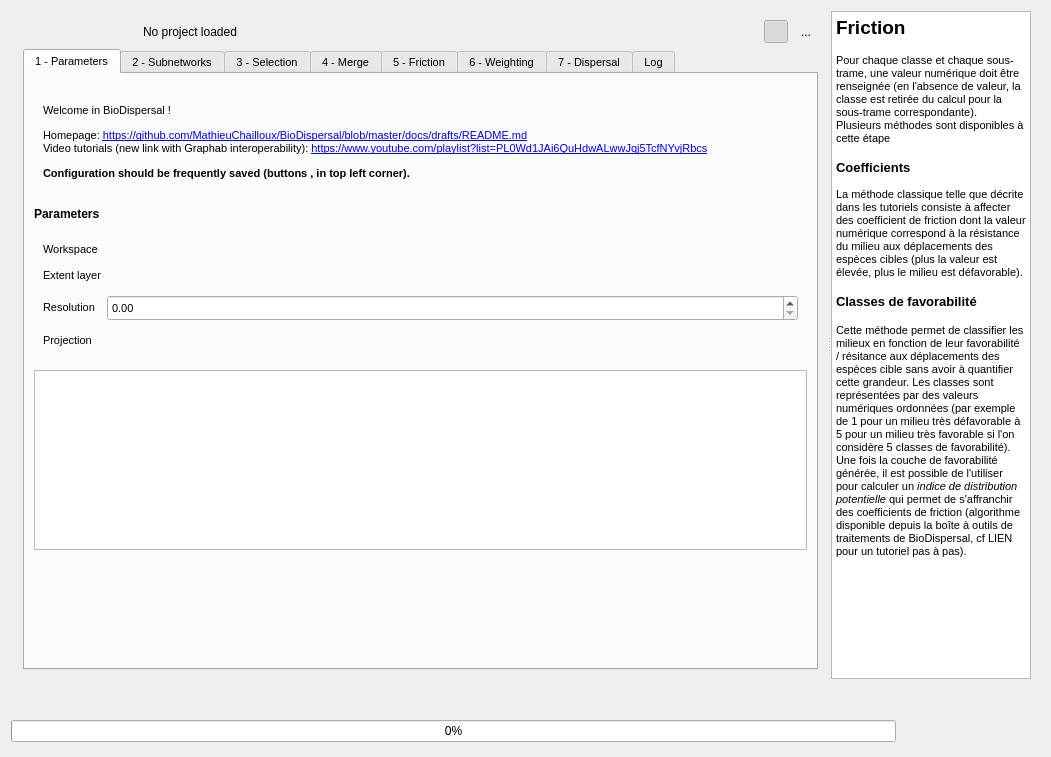
Old version of the form BioDispersal_dialog_base.ui in the repository MathieuChailloux/BioDispersal.
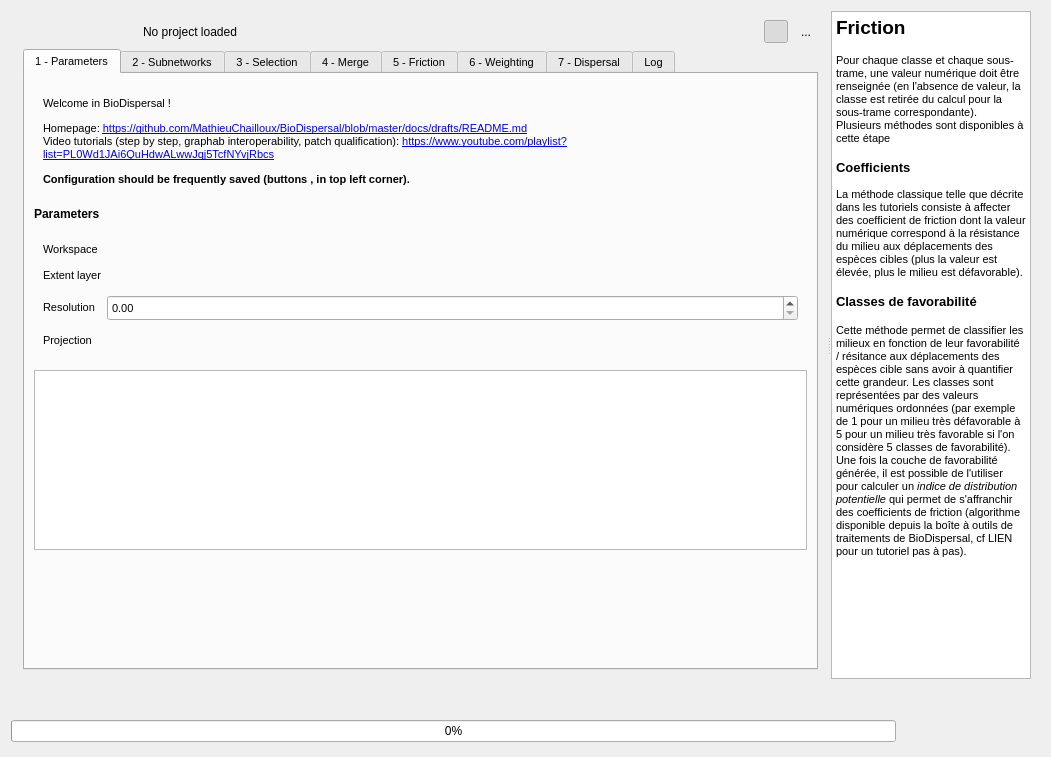
New version of the form. Icons and pictures are not drawn. Custom widgets are drawn as their Qt base class.

Commit message: Add add links to doc

Diff of the .ui file:
```diff
--- a/BioDispersal_dialog_base.ui
+++ b/BioDispersal_dialog_base.ui
@@ -176,8 +176,8 @@
            <rect>
             <x>0</x>
             <y>0</y>
-            <width>809</width>
-            <height>667</height>
+            <width>816</width>
+            <height>672</height>
            </rect>
           </property>
           <property name="sizePolicy">
@@ -422,7 +422,7 @@
                      </font>
                     </property>
                     <property name="text">
-                     <string>&lt;html&gt;&lt;head/&gt;&lt;body&gt;&lt;p&gt;Welcome in BioDispersal !&lt;/p&gt;&lt;p&gt;Homepage: &lt;a href=&quot;https://github.com/MathieuChailloux/BioDispersal/blob/master/docs/drafts/README.md&quot;&gt;&lt;span style=&quot; text-decoration: underline; color:#0000ff;&quot;&gt;https://github.com/MathieuChailloux/BioDispersal/blob/master/docs/drafts/README.md&lt;/span&gt;&lt;/a&gt;&lt;br/&gt;Video tutorials (new link with Graphab interoperability): &lt;a href=&quot;https://www.youtube.com/playlist?list=PLh9oFe6PuPCXgsR9DAxP9uyhp9BEu8X3c&quot;&gt;&lt;span style=&quot; text-decoration: underline; color:#0000ff;&quot;&gt;https://www.youtube.com/playlist?list=PL0Wd1JAi6QuHdwALwwJqj5TcfNYvjRbcs&lt;/span&gt;&lt;/a&gt;&lt;/p&gt;&lt;p&gt;&lt;span style=&quot; font-weight:600;&quot;&gt;Configuration should be frequently saved (buttons &lt;/span&gt;&lt;img src=&quot;:/plugins/BioDispersal/icons/mActionFileSaveAs.svg&quot;/&gt;&lt;span style=&quot; font-weight:600;&quot;&gt;, &lt;/span&gt;&lt;img src=&quot;:/plugins/BioDispersal/icons/mActionFileSave.svg&quot;/&gt;&lt;span style=&quot; font-weight:600;&quot;&gt; in top left corner).&lt;/span&gt;&lt;/p&gt;&lt;/body&gt;&lt;/html&gt;</string>
+                     <string>&lt;html&gt;&lt;head/&gt;&lt;body&gt;&lt;p&gt;Welcome in BioDispersal !&lt;/p&gt;&lt;p&gt;Homepage: &lt;a href=&quot;https://github.com/MathieuChailloux/BioDispersal/blob/master/docs/drafts/README.md&quot;&gt;&lt;span style=&quot; text-decoration: underline; color:#0000ff;&quot;&gt;https://github.com/MathieuChailloux/BioDispersal/blob/master/docs/drafts/README.md&lt;/span&gt;&lt;/a&gt;&lt;br/&gt;Video tutorials (step by step, graphab interoperability, patch qualification): &lt;a href=&quot;https://www.youtube.com/playlist?list=PLh9oFe6PuPCXgsR9DAxP9uyhp9BEu8X3c&quot;&gt;&lt;span style=&quot; text-decoration: underline; color:#0000ff;&quot;&gt;https://www.youtube.com/playlist?list=PL0Wd1JAi6QuHdwALwwJqj5TcfNYvjRbcs&lt;/span&gt;&lt;/a&gt;&lt;/p&gt;&lt;p&gt;&lt;span style=&quot; font-weight:600;&quot;&gt;Configuration should be frequently saved (buttons &lt;/span&gt;&lt;img src=&quot;:/plugins/BioDispersal/icons/mActionFileSaveAs.svg&quot;/&gt;&lt;span style=&quot; font-weight:600;&quot;&gt;, &lt;/span&gt;&lt;img src=&quot;:/plugins/BioDispersal/icons/mActionFileSave.svg&quot;/&gt;&lt;span style=&quot; font-weight:600;&quot;&gt; in top left corner).&lt;/span&gt;&lt;/p&gt;&lt;/body&gt;&lt;/html&gt;</string>
                     </property>
                     <property name="wordWrap">
                      <bool>true</bool>
```
Left out of the diff: 4 changed lines with no effect on the pictures. The commit also changes 5 other files.
